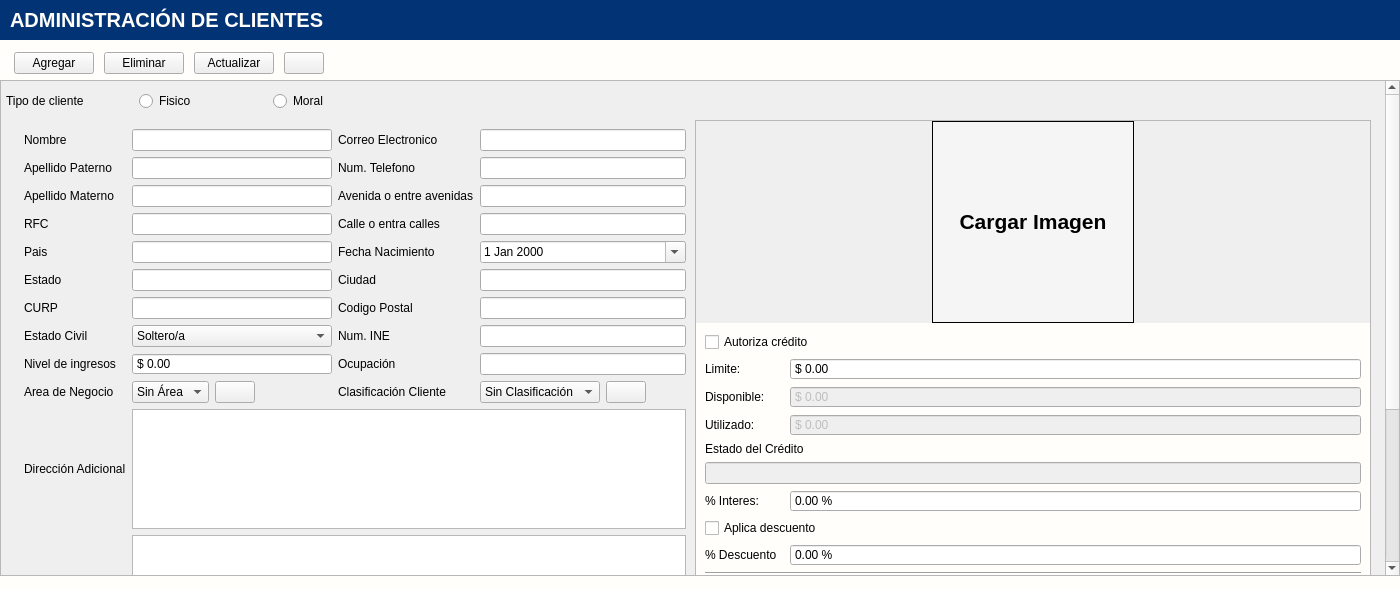
LAngelVp/software-punto-de-venta, file app/View/UserInterfaceUi/UI_CONTROL_CLIENTES.ui: the form before one commit.
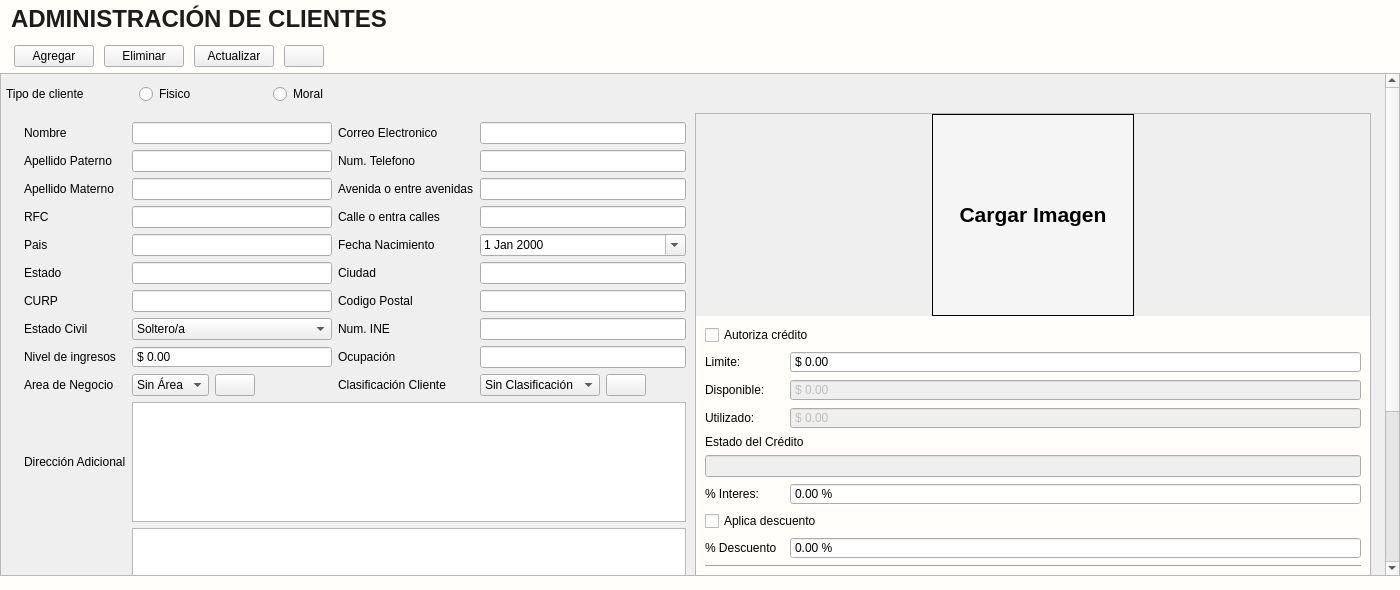
The form after the commit. Icons and pictures are not drawn.

```diff
--- a/app/View/UserInterfaceUi/UI_CONTROL_CLIENTES.ui
+++ b/app/View/UserInterfaceUi/UI_CONTROL_CLIENTES.ui
@@ -21,13 +21,14 @@
 background-color: #fffefb;
 }
 #label_wp_titulo_clientes{
-background-color: #023375;
-min-height: 40px;
-max-height: 40px;
-font-size:20px;
+color:#1d1c1c;
+background-color: #fffefb;
+font-size: 24px;
 font-weight: bold;
-color:#fffefb;
-padding-left:5px;
+padding-left: 5px;
+text-transform: uppercase;
+font-family: &quot;Arial&quot;;
+padding-top: 5px;
 }
 #label_wpc_fotocliente{
 min-height: 50px;
@@ -301,7 +302,7 @@
             <property name="geometry">
              <rect>
               <x>0</x>
-              <y>-569</y>
+              <y>0</y>
               <width>1381</width>
               <height>1063</height>
              </rect>
@@ -2089,7 +2090,7 @@
         <property name="minimumSize">
          <size>
           <width>0</width>
-          <height>40</height>
+          <height>0</height>
          </size>
         </property>
         <property name="text">
```
